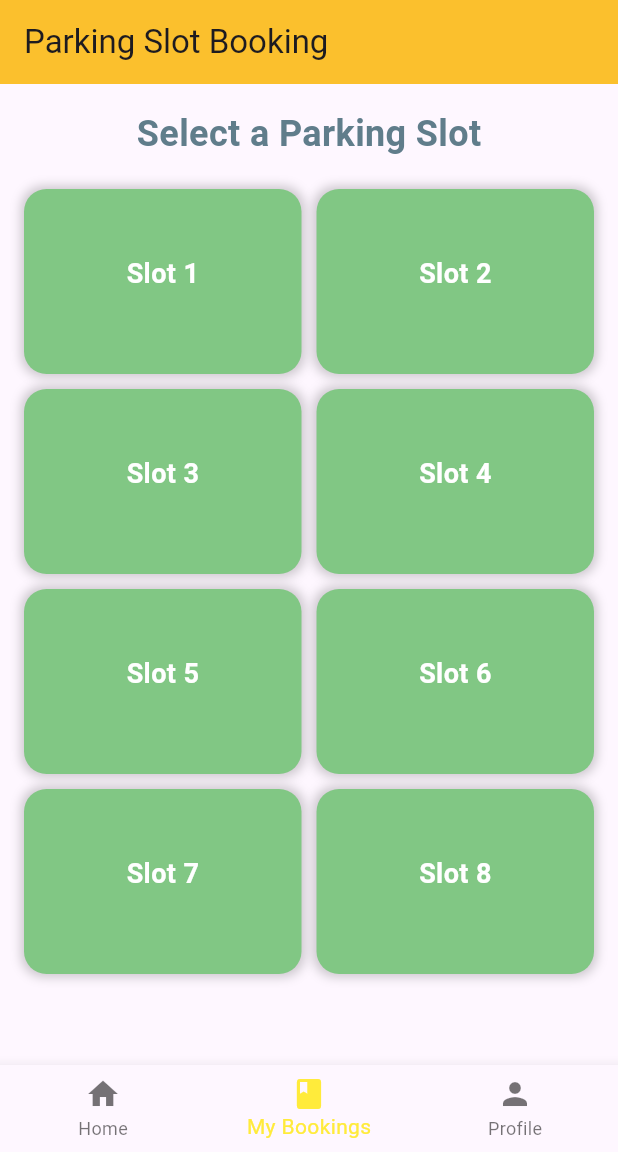
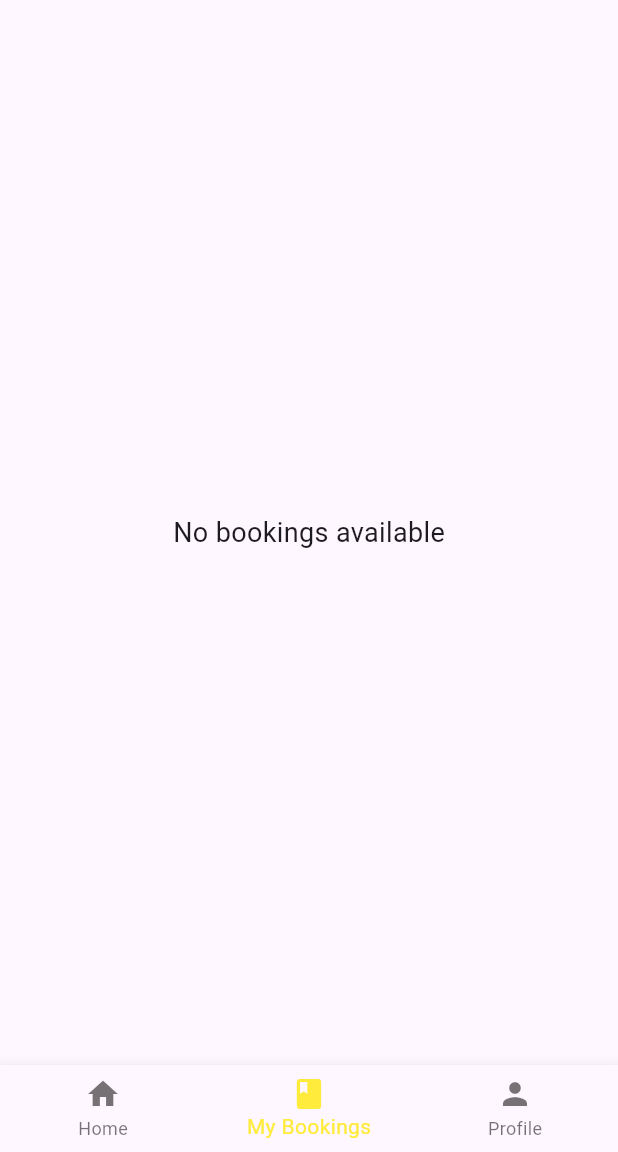
Before and after one commit to aditya0904ak/parking_allot_app, a Flutter app: the screen it shows after launch, item 2 of the bottom bar chosen, on a phone screen of 412 x 824 dp, the part 84-1236 px from its top. Run offline on Flutter 3.47's test engine with Material 3 defaults, Android fonts, the phone set to English and light mode, and no system bars.

Commit message:
1. added another page mybookings to nav bar to avoid confusion and changed parking area names to actual ones

```diff
--- a/lib/home_page.dart
+++ b/lib/home_page.dart
@@ -11,10 +11,10 @@ class HomePage extends StatelessWidget {
 
     // Define unique parking spot names
     final List<String> parkingSpots = [
-      'Downtown Parking Lot',
-      'Central Plaza Parking',
-      'Riverside Garage',
-      'Green Park Parking Area',
+      'Bindu Chowk Parking Area - Mahalaxmi Mandir',
+      'Kolhapur Airport Parking Area',
+      'KMC Pay and Park Area',
+      'Rajaramian Parking Area',
     ];
 
     return SingleChildScrollView(
--- /dev/null
+++ b/lib/my_bookings.dart
@@ -0,0 +1,28 @@
+import 'package:flutter/material.dart';
+
+class MyBookingsPage extends StatelessWidget {
+  final List<String> bookings = [];
+
+  MyBookingsPage({super.key}); // Currently empty, meaning no bookings available
+
+  @override
+  Widget build(BuildContext context) {
+    return Scaffold(
+      body: Center(
+        child: bookings.isEmpty
+            ? const Text(
+          'No bookings available',
+          style: TextStyle(fontSize: 18),
+        )
+            : ListView.builder(
+          itemCount: bookings.length,
+          itemBuilder: (context, index) {
+            return ListTile(
+              title: Text(bookings[index]),
+            );
+          },
+        ),
+      ),
+    );
+  }
+}
--- a/lib/nav_bar.dart
+++ b/lib/nav_bar.dart
@@ -1,9 +1,8 @@
 // home_page.dart
 
 import 'package:flutter/material.dart';
+import 'package:project_ui_demo/my_bookings.dart';
 import 'home_page.dart';
-import 'package:project_ui_demo/widgets/booking_page.dart';
-
 class NavBar extends StatefulWidget {
   const NavBar({super.key});
 
@@ -15,10 +14,10 @@ class _NavBarState extends State<NavBar> {
   int _selectedIndex = 0;
 
   // List of pages to display in the body based on the selected index
-  final List<Widget> _pages = const [
-    HomePage(), // Use the imported HomePage widget
-    BookingsPage(),
-    ProfilePage(),
+  final List<Widget> _pages = [
+    const HomePage(), // Use the imported HomePage widget
+    MyBookingsPage(),
+    const ProfilePage(),
   ];
 
   void _onItemTapped(int index) {
--- a/lib/widgets/booking_page.dart
+++ b/lib/widgets/booking_page.dart
@@ -106,13 +106,13 @@ class _BookingsPageState extends State<BookingsPage> {
                         selectedPriceIndex = index;
                       });
                       Navigator.of(context).pop(); // Close price dialog
-                      showConfirmBookingDialog(); // Show confirmation dialog
+                      showConfirmBookingDialog();
                     },
                     child: Container(
                       width: 80,
                       margin: const EdgeInsets.symmetric(horizontal: 8.0),
                       decoration: BoxDecoration(
-                        color: bgColor, // Apply color gradient based on price
+                        color: bgColor,
                         borderRadius: BorderRadius.circular(15),
                         boxShadow: [
                           BoxShadow(
```
